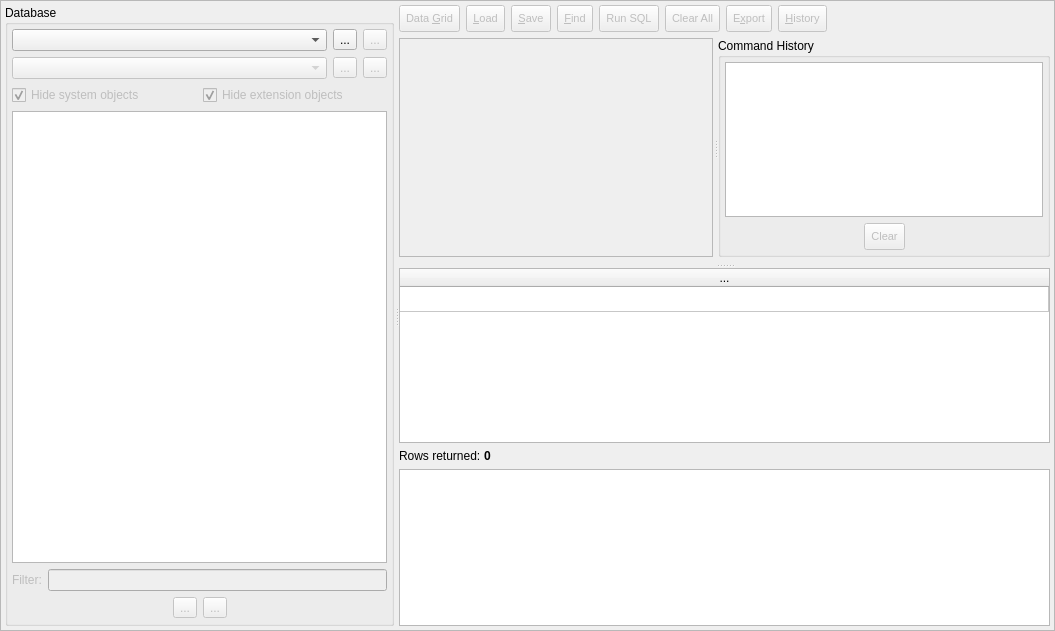
Before: the Qt Designer form libpgmodeler_ui/ui/sqltoolwidget.ui in pgmodeler/pgmodeler, drawn with Qt 5.
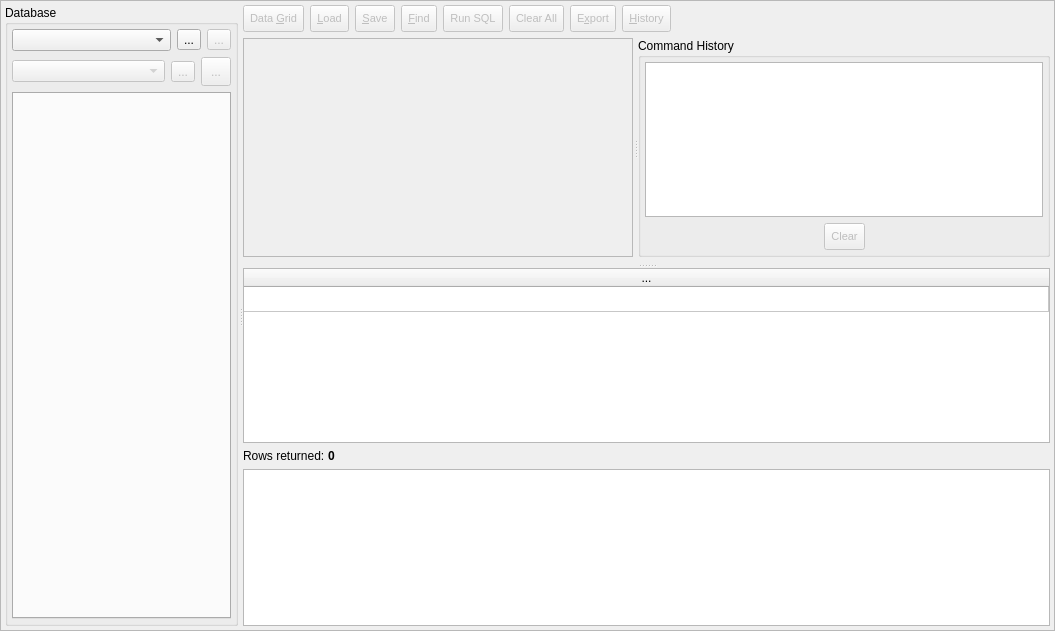
After: the same form once the commit is applied. Icons and pictures are not drawn.

Commit message:
Created the class DatabaseExplorerWidget in order to permit user manage several database instances on sql tool.
Moved the code that was handling database objects tree from
SQLToolWidget to DatabaseExplorerWidget

What changed in the file:
```diff
--- a/libpgmodeler_ui/ui/sqltoolwidget.ui
+++ b/libpgmodeler_ui/ui/sqltoolwidget.ui
@@ -220,6 +220,12 @@
               <property name="enabled">
                <bool>false</bool>
               </property>
+              <property name="minimumSize">
+               <size>
+                <width>30</width>
+                <height>29</height>
+               </size>
+              </property>
               <property name="toolTip">
                <string>Drop the selected database</string>
               </property>
@@ -232,8 +238,8 @@
               </property>
               <property name="iconSize">
                <size>
-                <width>22</width>
-                <height>22</height>
+                <width>20</width>
+                <height>20</height>
                </size>
               </property>
               <property name="shortcut">
@@ -244,258 +250,13 @@
            </layout>
           </item>
           <item>
-           <layout class="QHBoxLayout" name="horizontalLayout_5">
-            <item>
-             <widget class="QCheckBox" name="hide_sys_objs_chk">
-              <property name="enabled">
-               <bool>false</bool>
-              </property>
-              <property name="text">
-               <string>Hide system objects</string>
-              </property>
-              <property name="checked">
-               <bool>true</bool>
-              </property>
-             </widget>
-            </item>
-            <item>
-             <widget class="QCheckBox" name="hide_ext_objs_chk">
-              <property name="enabled">
-               <bool>false</bool>
-              </property>
-              <property name="text">
-               <string>Hide extension objects</string>
-              </property>
-              <property name="checked">
-               <bool>true</bool>
-              </property>
-             </widget>
-            </item>
-           </layout>
-          </item>
-          <item>
-           <widget class="QTreeWidget" name="objects_trw">
-            <property name="enabled">
-             <bool>true</bool>
-            </property>
-            <property name="minimumSize">
-             <size>
-              <width>300</width>
-              <height>0</height>
-             </size>
-            </property>
-            <property name="frameShadow">
-             <enum>QFrame::Sunken</enum>
-            </property>
-            <property name="editTriggers">
-             <set>QAbstractItemView::NoEditTriggers</set>
-            </property>
-            <property name="alternatingRowColors">
-             <bool>true</bool>
-            </property>
-            <property name="selectionMode">
-             <enum>QAbstractItemView::NoSelection</enum>
-            </property>
-            <property name="selectionBehavior">
-             <enum>QAbstractItemView::SelectRows</enum>
-            </property>
-            <property name="iconSize">
-             <size>
-              <width>20</width>
-              <height>20</height>
-             </size>
-            </property>
-            <property name="textElideMode">
-             <enum>Qt::ElideRight</enum>
-            </property>
-            <property name="rootIsDecorated">
-             <bool>true</bool>
-            </property>
-            <property name="uniformRowHeights">
-             <bool>true</bool>
-            </property>
-            <property name="sortingEnabled">
+           <widget class="QTabWidget" name="databases_tbw">
+            <property name="documentMode">
              <bool>false</bool>
             </property>
-            <property name="animated">
+            <property name="tabsClosable">
              <bool>true</bool>
             </property>
-            <property name="headerHidden">
-             <bool>true</bool>
-            </property>
-            <property name="expandsOnDoubleClick">
-             <bool>true</bool>
-            </property>
-            <property name="columnCount">
-             <number>2</number>
-            </property>
-            <column>
-             <property name="text">
-              <string notr="true">1</string>
-             </property>
-            </column>
-            <column>
-             <property name="text">
-              <string notr="true">2</string>
-             </property>
-            </column>
-           </widget>
-          </item>
-          <item>
-           <widget class="QWidget" name="filter_parent" native="true">
-            <property name="minimumSize">
-             <size>
-              <width>0</width>
-              <height>50</height>
-             </size>
-            </property>
-            <layout class="QGridLayout" name="filter_grid">
-             <property name="leftMargin">
-              <number>0</number>
-             </property>
-             <property name="topMargin">
-              <number>0</number>
-             </property>
-             <property name="rightMargin">
-              <number>0</number>
-             </property>
-             <property name="bottomMargin">
-              <number>0</number>
-             </property>
-             <item row="0" column="0">
-              <layout class="QHBoxLayout" name="horizontalLayout_3">
-               <item>
-                <widget class="QLabel" name="filter_lbl">
-                 <property name="enabled">
-                  <bool>false</bool>
-                 </property>
-                 <property name="sizePolicy">
-                  <sizepolicy hsizetype="Fixed" vsizetype="Preferred">
-                   <horstretch>0</horstretch>
-                   <verstretch>0</verstretch>
-                  </sizepolicy>
-                 </property>
-                 <property name="text">
-                  <string>Filter:</string>
-                 </property>
-                </widget>
-               </item>
-               <item>
-                <widget class="QLineEdit" name="filter_edt">
-                 <property name="enabled">
-                  <bool>false</bool>
-                 </property>
-                </widget>
-               </item>
-              </layout>
-             </item>
-             <item row="1" column="0">
-              <layout class="QHBoxLayout" name="horizontalLayout_2">
-               <item>
-                <spacer name="horizontalSpacer_2">
-                 <property name="orientation">
-                  <enum>Qt::Horizontal</enum>
-                 </property>
-                 <property name="sizeHint" stdset="0">
-                  <size>
-                   <width>40</width>
-                   <height>20</height>
-                  </size>
-                 </property>
-                </spacer>
-               </item>
-               <item>
-                <widget class="QToolButton" name="expand_all_tb">
-                 <property name="enabled">
-                  <bool>false</bool>
-                 </property>
-                 <property name="sizePolicy">
-                  <sizepolicy hsizetype="Fixed" vsizetype="Fixed">
-                   <horstretch>0</horstretch>
-                   <verstretch>0</verstretch>
-                  </sizepolicy>
-                 </property>
-                 <property name="minimumSize">
-                  <size>
-                   <width>0</width>
-                   <height>0</height>
-                  </size>
-                 </property>
-                 <property name="toolTip">
-                  <string>Expands all items</string>
-                 </property>
-                 <property name="text">
-                  <string>...</string>
-                 </property>
-                 <property name="icon">
-                  <iconset resource="../res/resources.qrc">
-                   <normaloff>:/icones/icones/adicionar.png</normaloff>:/icones/icones/adicionar.png</iconset>
-                 </property>
-                 <property name="iconSize">
-                  <size>
-                   <width>20</width>
-                   <height>20</height>
-                  </size>
-                 </property>
-                 <property name="checkable">
-                  <bool>false</bool>
-                 </property>
-                </widget>
-               </item>
-               <item>
-                <widget class="QToolButton" name="collapse_all_tb">
-                 <property name="enabled">
-                  <bool>false</bool>
-                 </property>
-                 <property name="sizePolicy">
-                  <sizepolicy hsizetype="Fixed" vsizetype="Fixed">
-                   <horstretch>0</horstretch>
-                   <verstretch>0</verstretch>
-                  </sizepolicy>
-                 </property>
-                 <property name="minimumSize">
-                  <size>
-                   <width>0</width>
-                   <height>0</height>
-                  </size>
-                 </property>
-                 <property name="toolTip">
-                  <string>Collapses all items</string>
-                 </property>
-                 <property name="text">
-                  <string>...</string>
-                 </property>
-                 <property name="icon">
-                  <iconset resource="../res/resources.qrc">
-                   <normaloff>:/icones/icones/remover.png</normaloff>:/icones/icones/remover.png</iconset>
-                 </property>
-                 <property name="iconSize">
-                  <size>
-                   <width>20</width>
-                   <height>20</height>
-                  </size>
-                 </property>
-                 <property name="checkable">
-                  <bool>false</bool>
-                 </property>
-                </widget>
-               </item>
-               <item>
-                <spacer name="horizontalSpacer_3">
-                 <property name="orientation">
-                  <enum>Qt::Horizontal</enum>
-                 </property>
-                 <property name="sizeHint" stdset="0">
-                  <size>
-                   <width>40</width>
-                   <height>20</height>
-                  </size>
-                 </property>
-                </spacer>
-               </item>
-              </layout>
-             </item>
-            </layout>
            </widget>
           </item>
          </layout>
```
Left out of the diff: 13 changed lines with no effect on the pictures. The commit also changes 17 other files.
